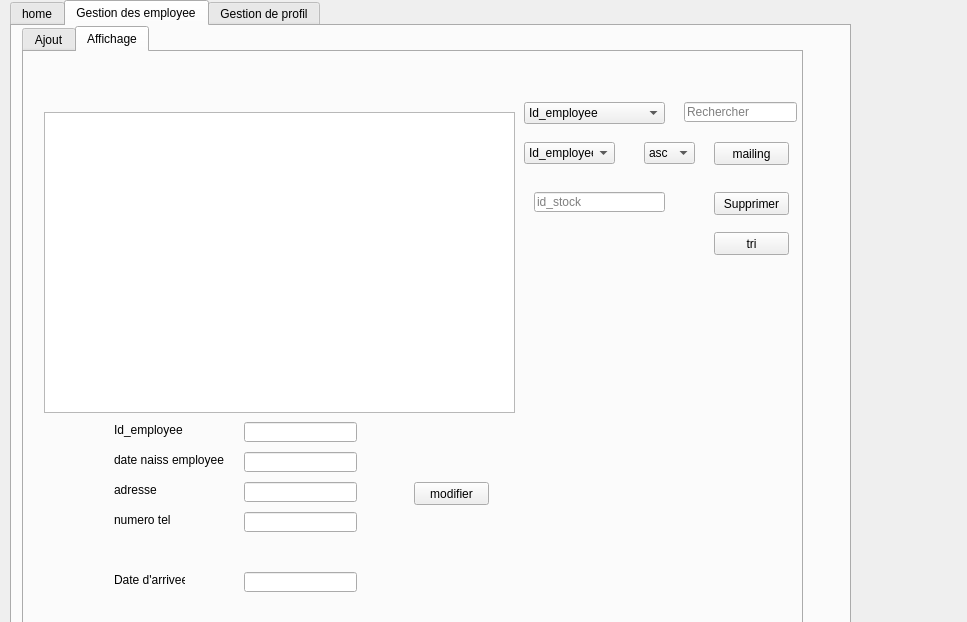
This is menu.ui in taiefhilali/THE_MUNCH_CULTURE as Qt 5 draws it before an edit. The edited form follows.
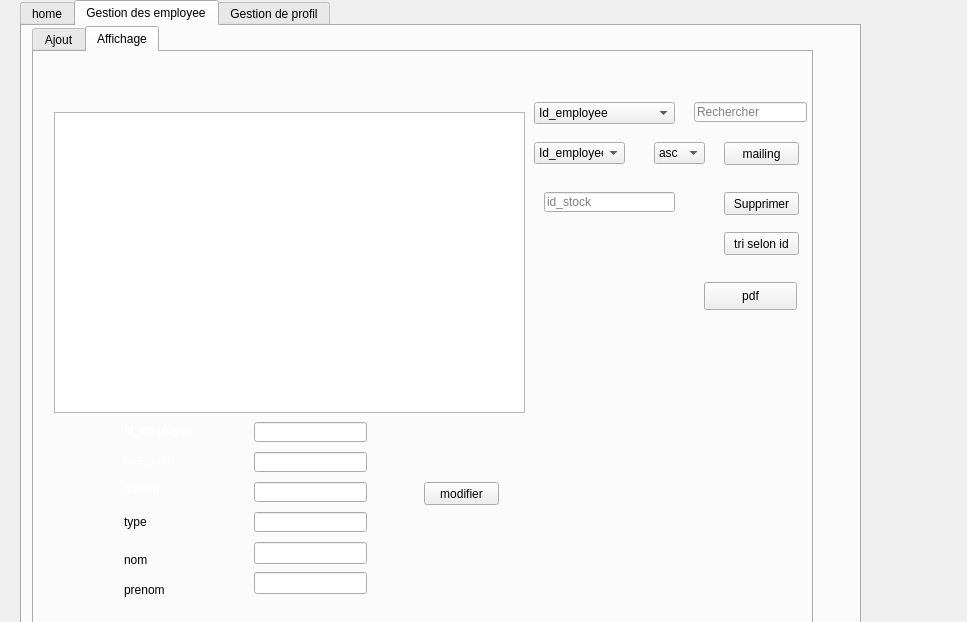
This is the edited form. The open tabs and pages were chosen to show the change. Icons and pictures are not drawn.

Patch:
```diff
--- a/menu.ui
+++ b/menu.ui
@@ -16,7 +16,7 @@
   <widget class="QTabWidget" name="temprature">
    <property name="geometry">
     <rect>
-     <x>10</x>
+     <x>20</x>
      <y>0</y>
      <width>841</width>
      <height>701</height>
@@ -358,20 +358,7 @@
         <string>Supprimer</string>
        </property>
       </widget>
-      <widget class="QLabel" name="label_21">
-       <property name="geometry">
-        <rect>
-         <x>90</x>
-         <y>400</y>
-         <width>121</width>
-         <height>16</height>
-        </rect>
-       </property>
-       <property name="text">
-        <string>date naiss employee</string>
-       </property>
-      </widget>
-      <widget class="QLineEdit" name="num_com_2">
+      <widget class="QLineEdit" name="id_employee">
        <property name="geometry">
         <rect>
          <x>220</x>
@@ -384,32 +371,6 @@
         <string notr="true">m_myWidget = new QWidget(this); m_myWidget-&gt;setGeometry(0, 0, 300, 100); QPalette pal = palette();</string>
        </property>
       </widget>
-      <widget class="QLabel" name="label_34">
-       <property name="geometry">
-        <rect>
-         <x>90</x>
-         <y>460</y>
-         <width>121</width>
-         <height>16</height>
-        </rect>
-       </property>
-       <property name="text">
-        <string>numero tel </string>
-       </property>
-      </widget>
-      <widget class="QLabel" name="label_36">
-       <property name="geometry">
-        <rect>
-         <x>90</x>
-         <y>520</y>
-         <width>71</width>
-         <height>16</height>
-        </rect>
-       </property>
-       <property name="text">
-        <string>Date d'arrivee</string>
-       </property>
-      </widget>
       <widget class="QLabel" name="label_37">
        <property name="geometry">
         <rect>
@@ -420,33 +381,10 @@
         </rect>
        </property>
        <property name="text">
-        <string>Id_employee</string>
+        <string>&lt;html&gt;&lt;head/&gt;&lt;body&gt;&lt;p&gt;&lt;span style=&quot; color:#ffffff;&quot;&gt;Id_employee&lt;/span&gt;&lt;/p&gt;&lt;/body&gt;&lt;/html&gt;</string>
        </property>
       </widget>
-      <widget class="QLineEdit" name="quantite_2">
-       <property name="geometry">
-        <rect>
-         <x>220</x>
-         <y>430</y>
-         <width>113</width>
-         <height>20</height>
-        </rect>
-       </property>
-      </widget>
-      <widget class="QLabel" name="label_38">
-       <property name="geometry">
-        <rect>
-         <x>90</x>
-         <y>430</y>
-         <width>71</width>
-         <height>16</height>
-        </rect>
-       </property>
-       <property name="text">
-        <string>adresse </string>
-       </property>
-      </widget>
-      <widget class="QPushButton" name="modifier_2">
+      <widget class="QPushButton" name="modifier_employee">
        <property name="geometry">
         <rect>
          <x>390</x>
@@ -532,16 +470,16 @@
         </rect>
        </property>
        <property name="text">
-        <string>tri</string>
+        <string>tri selon id</string>
        </property>
       </widget>
       <widget class="QLineEdit" name="produit_2">
        <property name="geometry">
         <rect>
          <x>220</x>
-         <y>400</y>
+         <y>490</y>
          <width>113</width>
-         <height>20</height>
+         <height>22</height>
         </rect>
        </property>
       </widget>
@@ -551,11 +489,50 @@
          <x>220</x>
          <y>520</y>
          <width>113</width>
-         <height>20</height>
+         <height>22</height>
         </rect>
        </property>
       </widget>
-      <widget class="QLineEdit" name="quantite_3">
+      <widget class="QLabel" name="label_8">
+       <property name="geometry">
+        <rect>
+         <x>90</x>
+         <y>462</y>
+         <width>71</width>
+         <height>16</height>
+        </rect>
+       </property>
+       <property name="text">
+        <string>type</string>
+       </property>
+      </widget>
+      <widget class="QLabel" name="label_9">
+       <property name="geometry">
+        <rect>
+         <x>90</x>
+         <y>430</y>
+         <width>101</width>
+         <height>16</height>
+        </rect>
+       </property>
+       <property name="text">
+        <string>&lt;html&gt;&lt;head/&gt;&lt;body&gt;&lt;p&gt;&lt;span style=&quot; color:#ffffff;&quot;&gt;salaire&lt;/span&gt;&lt;/p&gt;&lt;/body&gt;&lt;/html&gt;</string>
+       </property>
+      </widget>
+      <widget class="QLabel" name="label_10">
+       <property name="geometry">
+        <rect>
+         <x>90</x>
+         <y>530</y>
+         <width>55</width>
+         <height>16</height>
+        </rect>
+       </property>
+       <property name="text">
+        <string>prenom</string>
+       </property>
+      </widget>
+      <widget class="QLineEdit" name="type_2">
        <property name="geometry">
         <rect>
          <x>220</x>
@@ -565,6 +542,150 @@
         </rect>
        </property>
       </widget>
+      <widget class="QLabel" name="label_11">
+       <property name="geometry">
+        <rect>
+         <x>500</x>
+         <y>590</y>
+         <width>55</width>
+         <height>16</height>
+        </rect>
+       </property>
+       <property name="text">
+        <string>mdp</string>
+       </property>
+      </widget>
+      <widget class="QLineEdit" name="date_emb_2">
+       <property name="geometry">
+        <rect>
+         <x>220</x>
+         <y>400</y>
+         <width>113</width>
+         <height>20</height>
+        </rect>
+       </property>
+      </widget>
+      <widget class="QLabel" name="label_12">
+       <property name="geometry">
+        <rect>
+         <x>87</x>
+         <y>400</y>
+         <width>121</width>
+         <height>16</height>
+        </rect>
+       </property>
+       <property name="text">
+        <string>&lt;html&gt;&lt;head/&gt;&lt;body&gt;&lt;p&gt;&lt;span style=&quot; color:#ffffff;&quot;&gt;date_emb&lt;/span&gt;&lt;/p&gt;&lt;/body&gt;&lt;/html&gt;</string>
+       </property>
+      </widget>
+      <widget class="QLineEdit" name="salaire_2">
+       <property name="geometry">
+        <rect>
+         <x>220</x>
+         <y>430</y>
+         <width>113</width>
+         <height>20</height>
+        </rect>
+       </property>
+      </widget>
+      <widget class="QLabel" name="label_13">
+       <property name="geometry">
+        <rect>
+         <x>90</x>
+         <y>500</y>
+         <width>55</width>
+         <height>16</height>
+        </rect>
+       </property>
+       <property name="text">
+        <string>nom</string>
+       </property>
+      </widget>
+      <widget class="QLineEdit" name="mdp_3">
+       <property name="geometry">
+        <rect>
+         <x>630</x>
+         <y>580</y>
+         <width>113</width>
+         <height>22</height>
+        </rect>
+       </property>
+      </widget>
+      <widget class="QLabel" name="label_19">
+       <property name="geometry">
+        <rect>
+         <x>0</x>
+         <y>5</y>
+         <width>771</width>
+         <height>551</height>
+        </rect>
+       </property>
+       <property name="styleSheet">
+        <string notr="true">background-color:tranparent;
+
+border-image:url(:/StyleSheet/couverture.jfif);
+
+background:none;
+
+border:none;</string>
+       </property>
+       <property name="text">
+        <string/>
+       </property>
+      </widget>
+      <widget class="QLabel" name="label_image">
+       <property name="geometry">
+        <rect>
+         <x>570</x>
+         <y>240</y>
+         <width>131</width>
+         <height>171</height>
+        </rect>
+       </property>
+       <property name="text">
+        <string/>
+       </property>
+      </widget>
+      <widget class="QPushButton" name="pdf">
+       <property name="geometry">
+        <rect>
+         <x>670</x>
+         <y>230</y>
+         <width>93</width>
+         <height>28</height>
+        </rect>
+       </property>
+       <property name="text">
+        <string>pdf</string>
+       </property>
+      </widget>
+      <zorder>label_19</zorder>
+      <zorder>table_personnel</zorder>
+      <zorder>cb_recherche</zorder>
+      <zorder>le_recherche</zorder>
+      <zorder>i_stock</zorder>
+      <zorder>supprimer_employee</zorder>
+      <zorder>id_employee</zorder>
+      <zorder>label_37</zorder>
+      <zorder>modifier_employee</zorder>
+      <zorder>colone_tri</zorder>
+      <zorder>ordre_tri</zorder>
+      <zorder>mailing</zorder>
+      <zorder>tri_employee</zorder>
+      <zorder>nom_2</zorder>
+      <zorder>prenom_2</zorder>
+      <zorder>label_8</zorder>
+      <zorder>label_9</zorder>
+      <zorder>label_10</zorder>
+      <zorder>type_2</zorder>
+      <zorder>label_11</zorder>
+      <zorder>date_emb_2</zorder>
+      <zorder>label_12</zorder>
+      <zorder>salaire_2</zorder>
+      <zorder>label_13</zorder>
+      <zorder>mdp_3</zorder>
+      <zorder>label_image</zorder>
+      <zorder>pdf</zorder>
      </widget>
     </widget>
    </widget>
```
Left out of the diff: 289 changed lines with no effect on the pictures.
